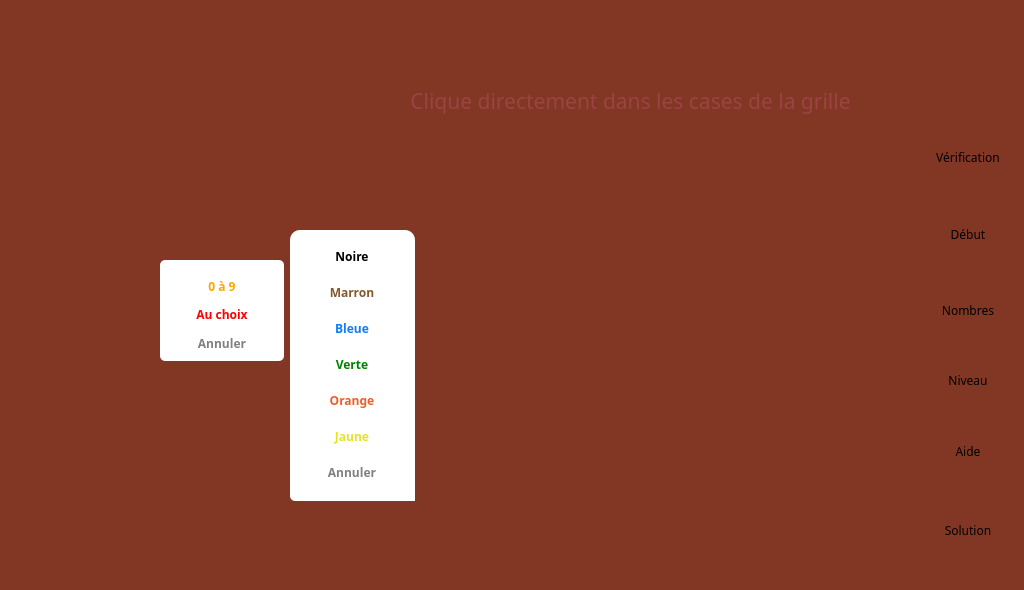
First picture: the form in src/mainwindow.ui, repository Txikilinux/leterrier-fubuki, before the edit.
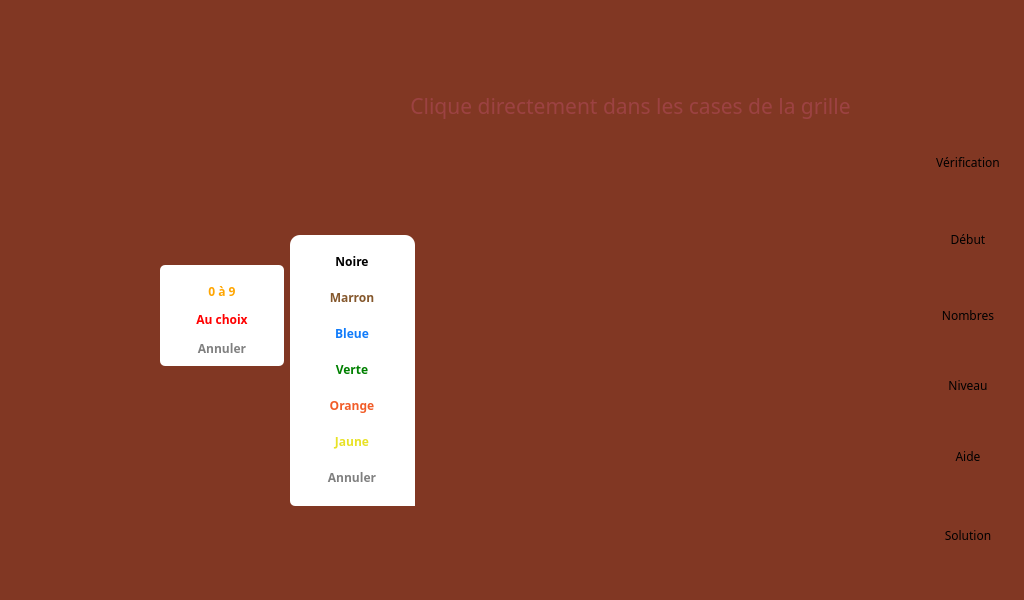
Second picture: the form after the edit. Icons and pictures are not drawn. Custom widgets are drawn as their Qt base class.

Commit message: Passage de la largeur par defaut à 600px

What changed in the file:
```diff
--- a/src/mainwindow.ui
+++ b/src/mainwindow.ui
@@ -7,7 +7,7 @@
     <x>0</x>
     <y>0</y>
     <width>1024</width>
-    <height>590</height>
+    <height>600</height>
    </rect>
   </property>
   <property name="sizePolicy">
```
Left out of the diff: 52 changed lines with no effect on the pictures. The commit also changes 1 other file.
